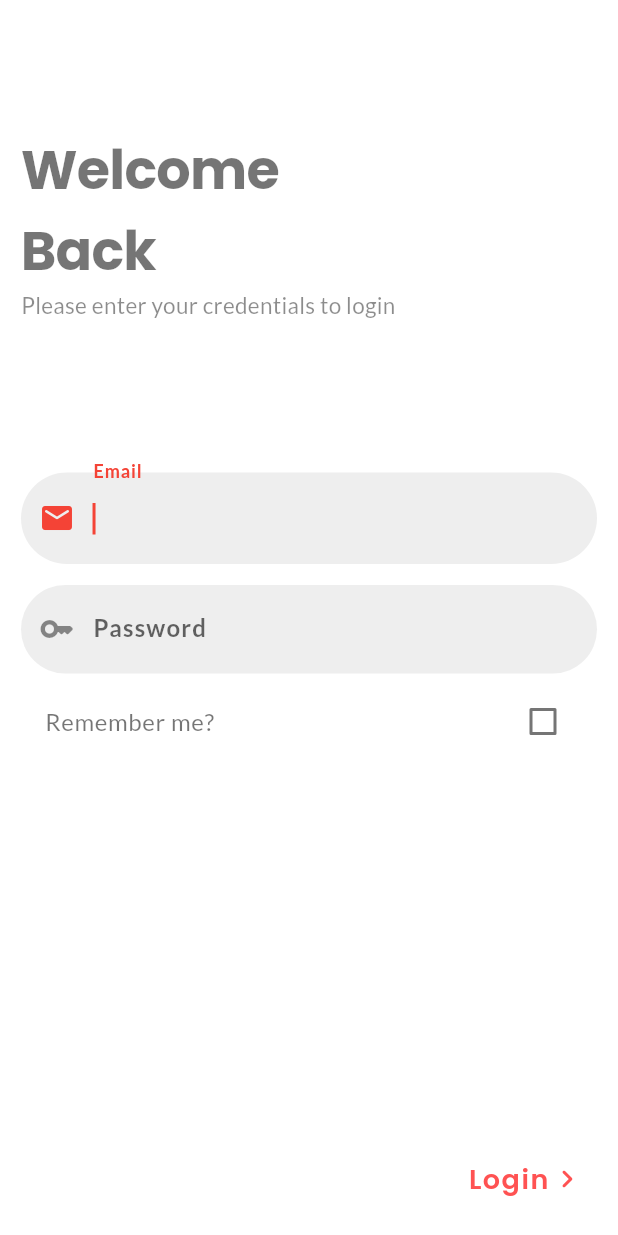
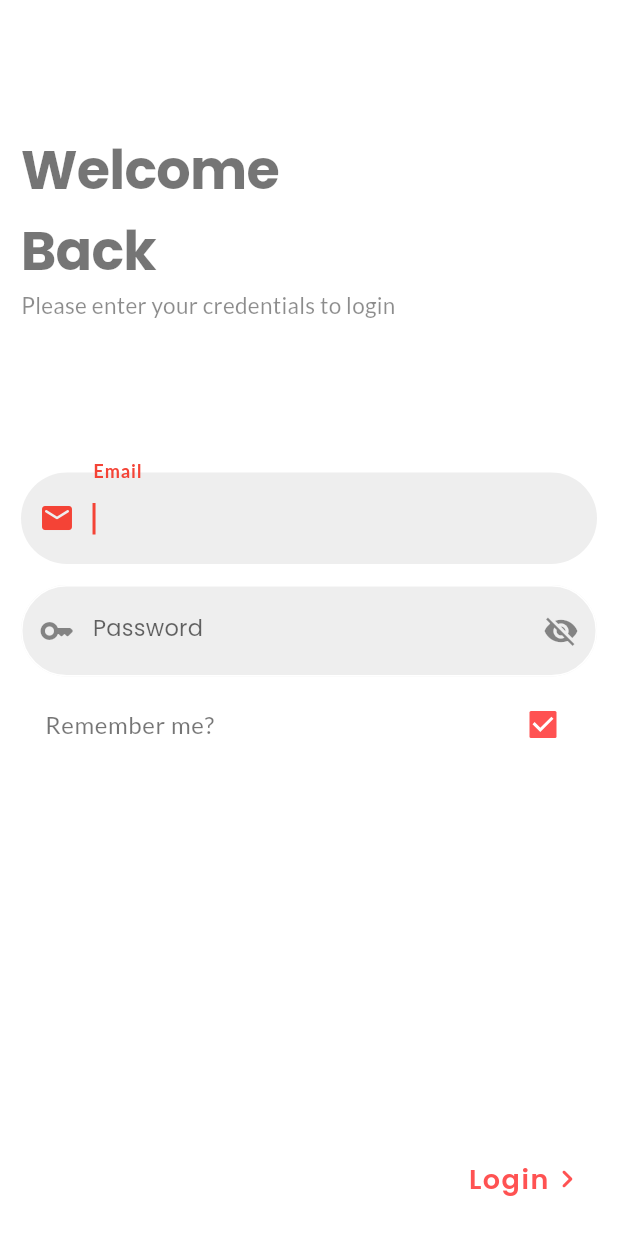
Before and after one commit to Fizza-Rubab/PLSP, a Flutter app: the screen it shows after launch, after a tap on "Login", on a phone screen of 412 x 824 dp. Run offline on Flutter 3.47's test engine with Material 2 defaults, Android fonts, the phone set to English and light mode, and no system bars; our stand-ins replace awesome_dialog, flutter_rating_bar, geolocator, google_fonts, google_maps_flutter, lite_rolling_switch and 3 more; missing offline and left inert: flutter_polyline_points, multi_language_json; generated files the repository leaves out were written again.

Commit message:
Can change pass visibility

```diff
--- a/lib/Welcome/Login.dart
+++ b/lib/Welcome/Login.dart
@@ -19,9 +19,10 @@ class Login extends StatefulWidget {
 }
 
 class _LoginState extends State<Login> {
-  bool rememberFlag = false;
+  bool rememberFlag = true;
   bool is_lifesaver = false;
   bool loginSuccess = true;
+  bool _obscureText = true;
   //TextController to read text entered in text field
   TextEditingController email = TextEditingController();
   TextEditingController password = TextEditingController();
@@ -29,8 +30,9 @@ class _LoginState extends State<Login> {
   final _formkey = GlobalKey<FormState>();
 
   Future userLogin() async {
-    final http.Response result =
-        await http.post(Uri.parse(ApiConstants.baseUrl + ApiConstants.loginEndpoint), body: {'email': email.text, 'password': password.text});
+    final http.Response result = await http.post(
+        Uri.parse(ApiConstants.baseUrl + ApiConstants.loginEndpoint),
+        body: {'email': email.text, 'password': password.text});
     Map<String, dynamic> body = json.decode(result.body);
     print(body);
     if (body.containsKey('access')) {
@@ -40,7 +42,8 @@ class _LoginState extends State<Login> {
         setState(() {
           is_lifesaver = true;
         });
-        final http.Response ls_result = await http.get(Uri.parse('${ApiConstants.baseUrl}${ApiConstants.lifesaverEndpoint}/${body['id']}'));
+        final http.Response ls_result = await http.get(Uri.parse(
+            '${ApiConstants.baseUrl}${ApiConstants.lifesaverEndpoint}/${body['id']}'));
         Map<String, dynamic> ls_body = json.decode(ls_result.body);
         putString('id', ls_body['id'].toString());
         putString('first_name', ls_body['first_name']);
@@ -48,13 +51,15 @@ class _LoginState extends State<Login> {
         putString('date_of_birth', ls_body['date_of_birth']);
         putString('address', ls_body['address']);
         putString('contact_no', ls_body['contact_no']);
-        Navigator.of(context).push(MaterialPageRoute(builder: (context) => Lifesaver()));
+        Navigator.of(context)
+            .push(MaterialPageRoute(builder: (context) => Lifesaver()));
       } else {
         putBool('is_lifesaver', body['is_lifesaver']);
         setState(() {
           is_lifesaver = false;
         });
-        final http.Response ct_result = await http.get(Uri.parse('${ApiConstants.baseUrl}${ApiConstants.citizenEndpoint}/${body['id']}'));
+        final http.Response ct_result = await http.get(Uri.parse(
+            '${ApiConstants.baseUrl}${ApiConstants.citizenEndpoint}/${body['id']}'));
         Map<String, dynamic> ct_body = json.decode(ct_result.body);
         putString('id', ct_body['id'].toString());
         putString('email', email.text);
@@ -64,15 +69,14 @@ class _LoginState extends State<Login> {
         putString('date_of_birth', ct_body['date_of_birth']);
         putString('address', ct_body['address']);
         putString('contact_no', ct_body['contact_no']);
-        Navigator.of(context).push(MaterialPageRoute(builder: (context) => Citizen()));
+        Navigator.of(context)
+            .push(MaterialPageRoute(builder: (context) => Citizen()));
       }
       // ignore: use_build_context_synchronously
 
     } else {
       loginSuccess = false;
-      setState(() {
-
-      });
+      setState(() {});
     }
 
     // else if (body.containsKey('detail')) {
@@ -104,11 +108,19 @@ class _LoginState extends State<Login> {
                 children: [
                   Text(
                     AppLocalizations.of(context)!.welcome_back,
-                    style: GoogleFonts.poppins(fontSize: 36, fontWeight: FontWeight.w700, letterSpacing: -0.5, color: Colors.black54),
+                    style: GoogleFonts.poppins(
+                        fontSize: 36,
+                        fontWeight: FontWeight.w700,
+                        letterSpacing: -0.5,
+                        color: Colors.black54),
                   ),
                   Text(
                     AppLocalizations.of(context)!.login_desc,
-                    style: GoogleFonts.lato(fontSize: 15, fontWeight: FontWeight.w400, letterSpacing: 0.2, color: Colors.black45),
+                    style: GoogleFonts.lato(
+                        fontSize: 15,
+                        fontWeight: FontWeight.w400,
+                        letterSpacing: 0.2,
+                        color: Colors.black45),
                   ),
                   SizedBox(height: MediaQuery.of(context).size.height * 0.125),
                   Padding(
@@ -117,12 +129,14 @@ class _LoginState extends State<Login> {
                       controller: email,
                       autofocus: true,
                       keyboardType: TextInputType.text,
-                      decoration: buildInputDecoration(Icons.email_rounded, AppLocalizations.of(context)!.email),
+                      decoration: buildInputDecoration(Icons.email_rounded,
+                          AppLocalizations.of(context)!.email),
                       validator: (String? value) {
                         if (value!.isEmpty) {
                           return 'Please enter your email';
                         }
-                        if (!RegExp("^[a-zA-Z0-9+_.-]+@[a-zA-Z0-9.-]+.[a-z]").hasMatch(value)) {
+                        if (!RegExp("^[a-zA-Z0-9+_.-]+@[a-zA-Z0-9.-]+.[a-z]")
+                            .hasMatch(value)) {
                           return 'Email is invalid';
                         }
                         return null;
@@ -132,16 +146,39 @@ class _LoginState extends State<Login> {
                   Padding(
                     padding: const EdgeInsets.only(bottom: 4),
                     child: TextFormField(
-                      style: Theme.of(context).textTheme.caption,
-                      obscureText: true,
+                      obscureText: _obscureText,
                       controller: password,
                       keyboardType: TextInputType.text,
-                      decoration: buildInputDecoration(Icons.key_rounded, AppLocalizations.of(context)!.password),
+                      decoration: InputDecoration(
+                        border: OutlineInputBorder(
+                            borderRadius: BorderRadius.circular(50.0),
+                            borderSide: BorderSide.none),
+                        filled: true,
+                        fillColor: Colors.grey[200],
+                        enabledBorder: OutlineInputBorder(
+                          borderSide: BorderSide(
+                              width: 1, color: Colors.white), //<-- SEE HERE
+                          borderRadius: BorderRadius.circular(50.0),
+                        ),
+                        labelText: AppLocalizations.of(context)!.password,
+                        prefixIcon: Icon(Icons.key_rounded),
+                        suffixIcon: IconButton(
+                          icon: Icon(
+                            _obscureText
+                                ? Icons.visibility_off
+                                : Icons.visibility,
+                          ),
+                          onPressed: () {
+                            setState(() {
+                              _obscureText = !_obscureText;
+                            });
+                          },
+                        ),
+                      ),
                       validator: (String? value) {
                         if (value!.isEmpty) {
                           return 'Please enter your password';
-                        }
-                        else if(!loginSuccess) {
+                        } else if (!loginSuccess) {
                           return 'Email or password is incorrect';
                         }
                         return null;
@@ -150,7 +187,8 @@ class _LoginState extends State<Login> {
                   ),
                   CheckboxListTile(
                     controlAffinity: ListTileControlAffinity.trailing,
-                    title: Text(AppLocalizations.of(context)!.rememberme, style: Theme.of(context).textTheme.caption),
+                    title: Text(AppLocalizations.of(context)!.rememberme,
+                        style: Theme.of(context).textTheme.caption),
                     activeColor: PrimaryColor,
                     value: rememberFlag,
                     onChanged: ((value) {
@@ -175,7 +213,11 @@ class _LoginState extends State<Login> {
                           child: Row(children: [
                             Text(
                               AppLocalizations.of(context)!.login,
-                              style: GoogleFonts.poppins(fontSize: 18, fontWeight: FontWeight.w600, letterSpacing: 1.0, color: PrimaryColor),
+                              style: GoogleFonts.poppins(
+                                  fontSize: 18,
+                                  fontWeight: FontWeight.w600,
+                                  letterSpacing: 1.0,
+                                  color: PrimaryColor),
                             ),
                             const Icon(
                               Icons.chevron_right_rounded,
```
